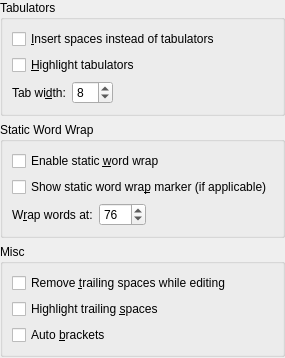
This is part/dialogs/editconfigwidget.ui in KDE/kate as Qt 5 draws it before an edit. The edited form follows.
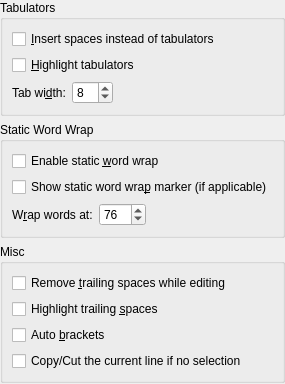
This is the edited form. Custom widgets are drawn as their Qt base class.

Commit message: New setting: Copy/Cut the current line if no selection

```diff
--- a/part/dialogs/editconfigwidget.ui
+++ b/part/dialogs/editconfigwidget.ui
@@ -186,6 +186,13 @@
         </property>
        </widget>
       </item>
+      <item>
+       <widget class="QCheckBox" name="chkSmartCopyCut">
+        <property name="text">
+         <string>Copy/Cut the current line if no selection</string>
+        </property>
+       </widget>
+      </item>
      </layout>
     </widget>
    </item>
```
The commit also changes 4 other files.
